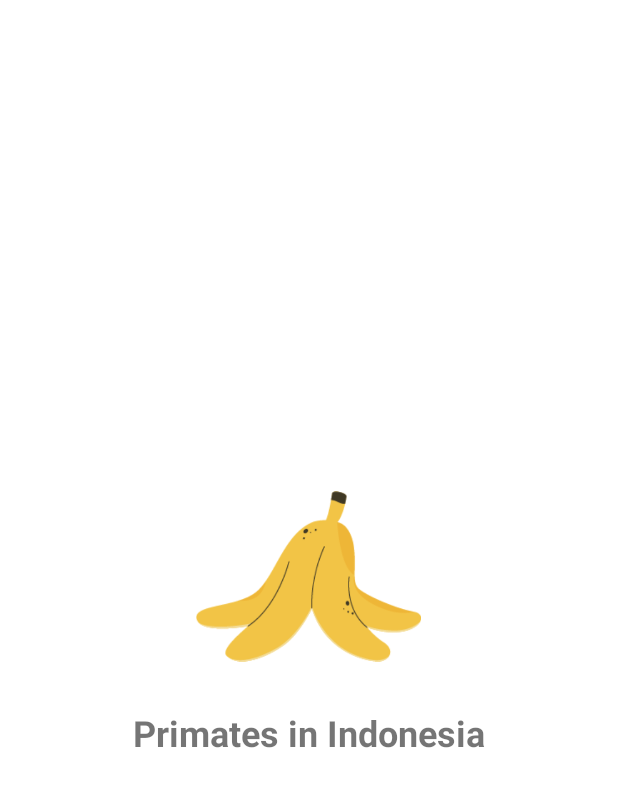
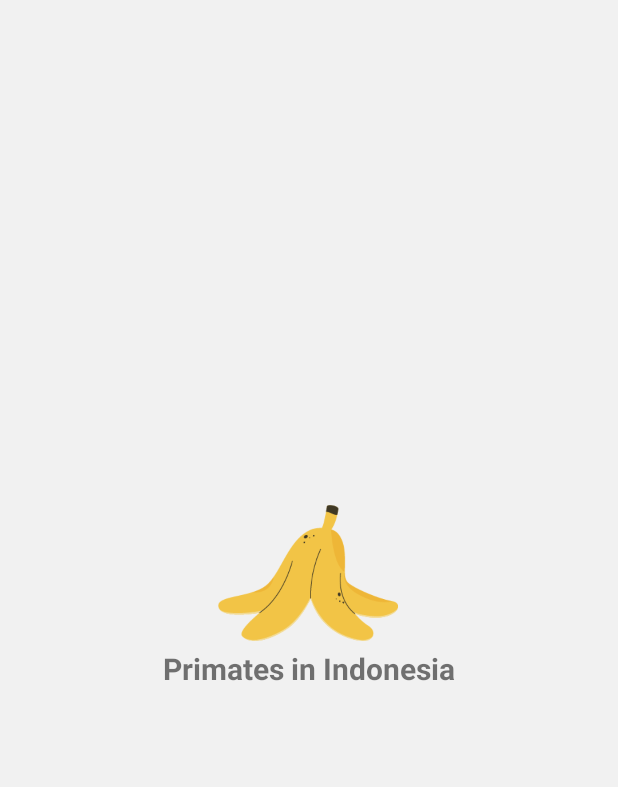
Before and after one commit to willyishmael/primates-in-indonesia, an Android app: the layout activity_splash_screen.xml on its own in the app's theme, with its tools: preview values and no code run, on a phone screen of 412 x 824 dp. Shown: the top 787 px of the screen. Run offline under Robolectric (Android 15) with nearby library versions, the phone set to English and light mode, and no system bars.

Commit message:
finish my splash screen

```diff
--- a/app/src/main/AndroidManifest.xml
+++ b/app/src/main/AndroidManifest.xml
@@ -9,7 +9,9 @@
         android:roundIcon="@mipmap/ic_launcher_round"
         android:supportsRtl="true"
         android:theme="@style/Theme.PrimatesInIndonesia">
-        <activity android:name=".SplashScreenActivity">
+        <activity android:name=".SplashScreenActivity"
+            android:theme="@style/Theme.MaterialComponents.DayNight.NoActionBar"
+            android:screenOrientation="portrait">
             <intent-filter>
                 <action android:name="android.intent.action.MAIN"/>
 
--- a/app/src/main/java/com/ngab/primatesinindonesia/SplashScreenActivity.kt
+++ b/app/src/main/java/com/ngab/primatesinindonesia/SplashScreenActivity.kt
@@ -11,8 +11,6 @@ class SplashScreenActivity : AppCompatActivity() {
         super.onCreate(savedInstanceState)
         setContentView(R.layout.activity_splash_screen)
 
-        actionBar?.hide()
-
         Handler(Looper.getMainLooper()).postDelayed({
             startActivity(Intent(this@SplashScreenActivity, MainActivity::class.java))
             finish()
--- a/app/src/main/res/layout/activity_splash_screen.xml
+++ b/app/src/main/res/layout/activity_splash_screen.xml
@@ -5,12 +5,13 @@
     xmlns:tools="http://schemas.android.com/tools"
     android:layout_width="match_parent"
     android:layout_height="match_parent"
+    android:background="@color/light_gray"
     tools:context=".SplashScreenActivity">
 
     <ImageView
         android:id="@+id/imageView"
-        android:layout_width="150dp"
-        android:layout_height="150dp"
+        android:layout_width="120dp"
+        android:layout_height="100dp"
         android:src="@drawable/logo_banana"
         app:layout_constraintBottom_toBottomOf="parent"
         app:layout_constraintEnd_toEndOf="parent"
@@ -24,12 +25,12 @@
         android:layout_width="wrap_content"
         android:layout_height="wrap_content"
         android:text="@string/app_name"
+        android:textSize="20sp"
+        android:textStyle="bold"
         app:layout_constraintBottom_toBottomOf="parent"
         app:layout_constraintEnd_toEndOf="parent"
         app:layout_constraintStart_toStartOf="parent"
         app:layout_constraintTop_toBottomOf="@+id/imageView"
-        app:layout_constraintVertical_bias="0.038"
-        android:textSize="24sp"
-        android:textStyle="bold"/>
+        app:layout_constraintVertical_bias="0.0" />
 
 </androidx.constraintlayout.widget.ConstraintLayout>
```
